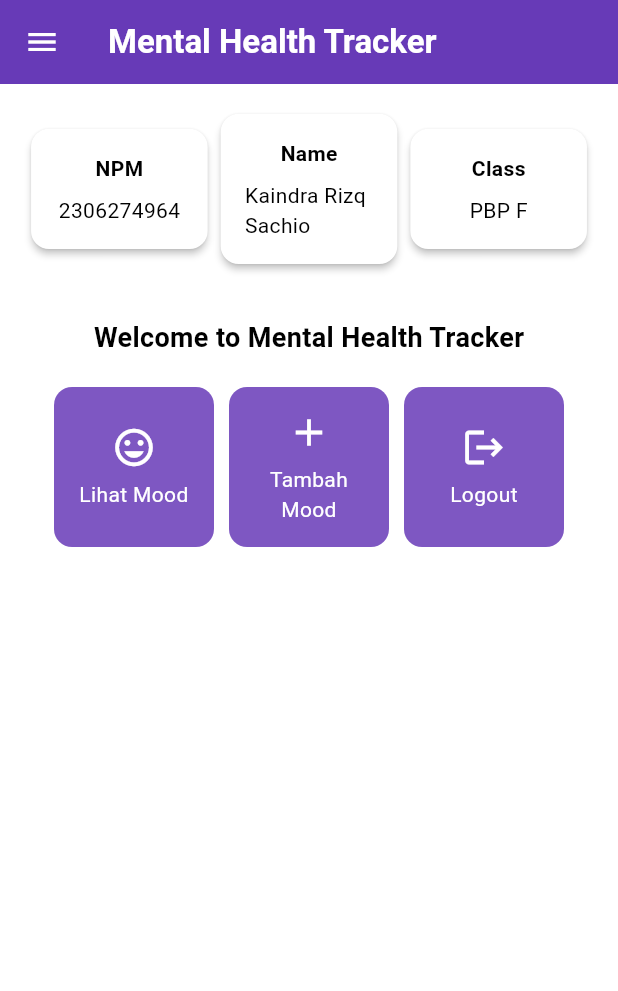
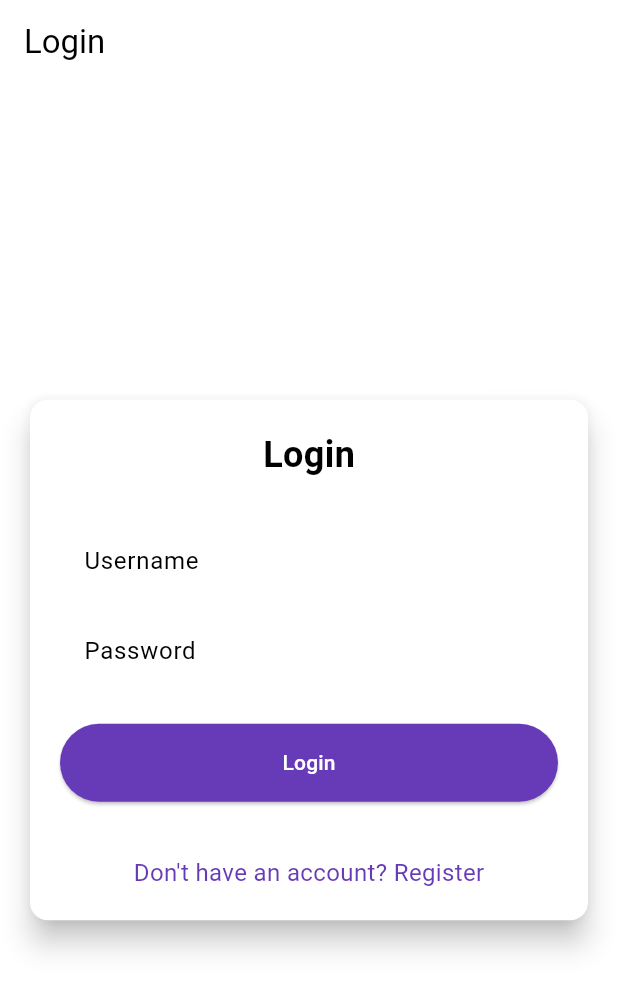
Before and after one commit to kaindraa/mental-health-tracker-mobile, a Flutter app: the screen it shows after launch, on a phone screen of 412 x 824 dp. Shown: the top 991 px of the screen. Run offline on Flutter 3.47's test engine with Material 3 defaults, Android fonts, the phone set to English and light mode, and no system bars; missing offline and left inert: pbp_django_auth.

Commit message:
Menyelesaikan tutorial 8

```diff
--- a/lib/main.dart
+++ b/lib/main.dart
@@ -1,5 +1,9 @@
+import 'package:mental_health_tracker/screens/login.dart';
 import 'package:mental_health_tracker/screens/menu.dart';
 import 'package:flutter/material.dart';
+import 'package:provider/provider.dart';
+import 'package:pbp_django_auth/pbp_django_auth.dart';
+
 
 void main() {
   runApp(const MyApp());
@@ -8,32 +12,23 @@ void main() {
 class MyApp extends StatelessWidget {
   const MyApp({super.key});
 
-  // This widget is the root of your application.
   @override
   Widget build(BuildContext context) {
-    return MaterialApp(
-      title: 'Flutter Demo',
-      theme: ThemeData(
-        // This is the theme of your application.
-        //
-        // TRY THIS: Try running your application with "flutter run". You'll see
-        // the application has a purple toolbar. Then, without quitting the app,
-        // try changing the seedColor in the colorScheme below to Colors.green
-        // and then invoke "hot reload" (save your changes or press the "hot
-        // reload" button in a Flutter-supported IDE, or press "r" if you used
-        // the command line to start the app).
-        //
-        // Notice that the counter didn't reset back to zero; the application
-        // state is not lost during the reload. To reset the state, use hot
-        // restart instead.
-        //
-        // This works for code too, not just values: Most code changes can be
-        // tested with just a hot reload.
-        colorScheme: ColorScheme.fromSwatch(
-          primarySwatch: Colors.deepPurple,
+    return Provider(
+      create: (_) {
+        CookieRequest request = CookieRequest();
+        return request;
+      },
+      child: MaterialApp(
+        title: 'Mental Health Tracker',
+        theme: ThemeData(
+          useMaterial3: true,
+          colorScheme: ColorScheme.fromSwatch(
+            primarySwatch: Colors.deepPurple,
           ).copyWith(secondary: Colors.deepPurple[400]),
+        ),
+        home: const LoginPage(),
       ),
-      home: MyHomePage(),
     );
   }
 }
--- /dev/null
+++ b/lib/screens/login.dart
@@ -0,0 +1,182 @@
+import 'package:mental_health_tracker/screens/menu.dart';
+import 'package:flutter/material.dart';
+import 'package:mental_health_tracker/screens/register.dart';
+import 'package:pbp_django_auth/pbp_django_auth.dart';
+import 'package:provider/provider.dart';
+// TODO: Import halaman RegisterPage jika sudah dibuat
+
+void main() {
+  runApp(const LoginApp());
+}
+
+class LoginApp extends StatelessWidget {
+  const LoginApp({super.key});
+
+  @override
+  Widget build(BuildContext context) {
+    return MaterialApp(
+      title: 'Login',
+      theme: ThemeData(
+        useMaterial3: true,
+        colorScheme: ColorScheme.fromSwatch(
+          primarySwatch: Colors.deepPurple,
+        ).copyWith(secondary: Colors.deepPurple[400]),
+      ),
+      home: const LoginPage(),
+    );
+  }
+}
+
+class LoginPage extends StatefulWidget {
+  const LoginPage({super.key});
+
+  @override
+  State<LoginPage> createState() => _LoginPageState();
+}
+
+class _LoginPageState extends State<LoginPage> {
+  final TextEditingController _usernameController = TextEditingController();
+  final TextEditingController _passwordController = TextEditingController();
+
+  @override
+  Widget build(BuildContext context) {
+    final request = context.watch<CookieRequest>();
+
+    return Scaffold(
+      appBar: AppBar(
+        title: const Text('Login'),
+      ),
+      body: Center(
+        child: SingleChildScrollView(
+          padding: const EdgeInsets.all(16.0),
+          child: Card(
+            elevation: 8,
+            shape: RoundedRectangleBorder(
+              borderRadius: BorderRadius.circular(12.0),
+            ),
+            child: Padding(
+              padding: const EdgeInsets.all(20.0),
+              child: Column(
+                mainAxisSize: MainAxisSize.min,
+                children: [
+                  const Text(
+                    'Login',
+                    style: TextStyle(
+                      fontSize: 24.0,
+                      fontWeight: FontWeight.bold,
+                    ),
+                  ),
+                  const SizedBox(height: 30.0),
+                  TextField(
+                    controller: _usernameController,
+                    decoration: const InputDecoration(
+                      labelText: 'Username',
+                      hintText: 'Enter your username',
+                      border: OutlineInputBorder(
+                        borderRadius: BorderRadius.all(Radius.circular(12.0)),
+                      ),
+                      contentPadding:
+                          EdgeInsets.symmetric(horizontal: 12.0, vertical: 8.0),
+                    ),
+                  ),
+                  const SizedBox(height: 12.0),
+                  TextField(
+                    controller: _passwordController,
+                    decoration: const InputDecoration(
+                      labelText: 'Password',
+                      hintText: 'Enter your password',
+                      border: OutlineInputBorder(
+                        borderRadius: BorderRadius.all(Radius.circular(12.0)),
+                      ),
+                      contentPadding:
+                          EdgeInsets.symmetric(horizontal: 12.0, vertical: 8.0),
+                    ),
+                    obscureText: true,
+                  ),
+                  const SizedBox(height: 24.0),
+                  ElevatedButton(
+                    onPressed: () async {
+                      String username = _usernameController.text;
+                      String password = _passwordController.text;
+
+                      // Cek kredensial
+                      // TODO: Ganti URL dan jangan lupa tambahkan trailing slash (/) di akhir URL!
+                      // Untuk menyambungkan Android emulator dengan Django pada localhost,
+                      // gunakan URL http://10.0.2.2/
+                      final response = await request
+                          .login("http://127.0.0.1:8000/auth/login/", {
+                        'username': username,
+                        'password': password,
+                      });
+
+                      if (request.loggedIn) {
+                        String message = response['message'];
+                        String uname = response['username'];
+                        if (context.mounted) {
+                          Navigator.pushReplacement(
+                            context,
+                            MaterialPageRoute(
+                                builder: (context) => MyHomePage()),
+                          );
+                          ScaffoldMessenger.of(context)
+                            ..hideCurrentSnackBar()
+                            ..showSnackBar(
+                              SnackBar(
+                                  content:
+                                      Text("$message Selamat datang, $uname.")),
+                            );
+                        }
+                      } else {
+                        if (context.mounted) {
+                          showDialog(
+                            context: context,
+                            builder: (context) => AlertDialog(
+                              title: const Text('Login Gagal'),
+                              content: Text(response['message']),
+                              actions: [
+                                TextButton(
+                                  child: const Text('OK'),
+                                  onPressed: () {
+                                    Navigator.pop(context);
+                                  },
+                                ),
+                              ],
+                            ),
+                          );
+                        }
+                      }
+                    },
+                    style: ElevatedButton.styleFrom(
+                      foregroundColor: Colors.white,
+                      minimumSize: Size(double.infinity, 50),
+                      backgroundColor: Theme.of(context).colorScheme.primary,
+                      padding: const EdgeInsets.symmetric(vertical: 16.0),
+                    ),
+                    child: const Text('Login'),
+                  ),
+                  const SizedBox(height: 36.0),
+                  GestureDetector(
+                    onTap: () {
+                      Navigator.push(
+                        context,
+                        MaterialPageRoute(
+                            builder: (context) => const RegisterPage()),
+                      );
+                    },
+                    child: Text(
+                      'Don\'t have an account? Register',
+                      style: TextStyle(
+                        color: Theme.of(context).colorScheme.primary,
+                        fontSize: 16.0,
+                      ),
+                    ),
+                  ),
+                ],
+              ),
+            ),
+          ),
+        ),
+      ),
+    );
+  }
+}
--- a/pubspec.yaml
+++ b/pubspec.yaml
@@ -35,6 +35,9 @@ dependencies:
   # The following adds the Cupertino Icons font to your application.
   # Use with the CupertinoIcons class for iOS style icons.
   cupertino_icons: ^1.0.8
+  provider: ^6.1.2
+  pbp_django_auth: ^0.4.0
+  http: ^1.2.2
 
 dev_dependencies:
   flutter_test:
```
Also changed, not shown: lib/models/mood_entry.dart (added, +65 -0 lines), lib/screens/list_moodentry.dart (added, +92 -0 lines), lib/screens/moodentry_form.dart (+35 -26 lines), lib/screens/register.dart (added, +166 -0 lines), lib/widgets/left_drawer.dart (+10 -10 lines), lib/widgets/mood_cart.dart (+39 -2 lines), pubspec.lock, 2 other files.
